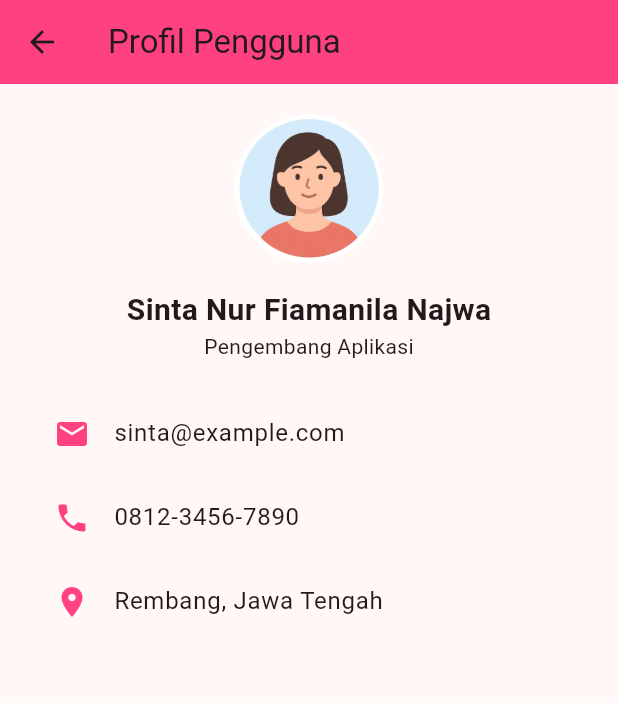
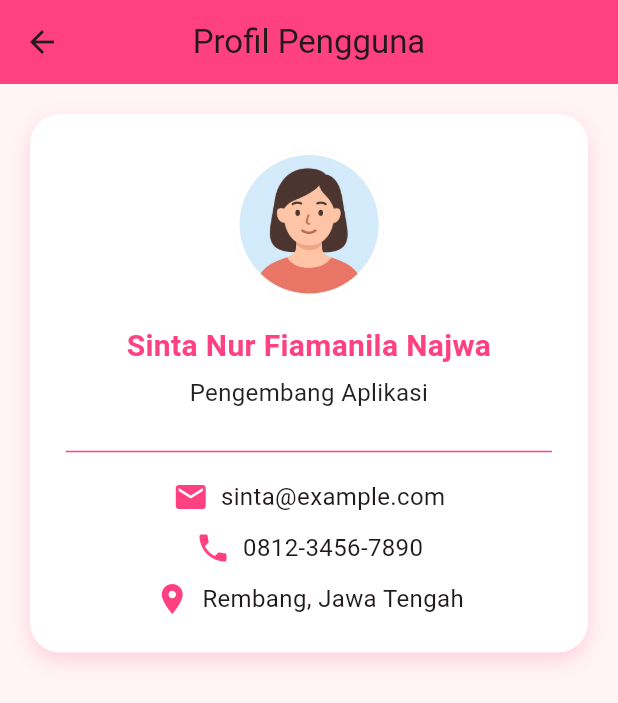
Before and after one commit to Sinta1504/UTS-MobileProgamming-23670111, a Flutter app: the DashboardPage screen opened by its route, after a tap on "Profil", on a phone screen of 412 x 824 dp. Shown: the top 703 px of the screen. Run offline on Flutter 3.47's test engine with Material 3 defaults, Android fonts, the phone set to English and light mode, and no system bars.

Commit message:
Update sintul profil page and everything else

```diff
--- a/lib/pages/dashboard_page.dart
+++ b/lib/pages/dashboard_page.dart
@@ -9,15 +9,22 @@ class DashboardPage extends StatelessWidget {
       appBar: AppBar(
         backgroundColor: Colors.pinkAccent,
         title: const Text('Dashboard'),
-        actions: const [Padding(padding: EdgeInsets.only(right: 16), child: Icon(Icons.notifications))],
+        actions: const [
+          Padding(
+            padding: EdgeInsets.only(right: 16),
+            child: Icon(Icons.notifications),
+          ),
+        ],
       ),
       body: SingleChildScrollView(
         child: Column(
           children: [
             Image.asset("images/banner.jpg"),
             const SizedBox(height: 16),
-            const Text('Selamat Datang, Sinta 🌸',
-                style: TextStyle(fontSize: 22, fontWeight: FontWeight.bold)),
+            const Text(
+              'Selamat Datang, Sinta Florist 🌸',
+              style: TextStyle(fontSize: 22, fontWeight: FontWeight.bold),
+            ),
             const SizedBox(height: 16),
             GridView.count(
               crossAxisCount: 3,
@@ -25,7 +32,12 @@ class DashboardPage extends StatelessWidget {
               physics: const NeverScrollableScrollPhysics(),
               children: [
                 _menuItem(context, Icons.person, 'Profil', '/profile'),
-                _menuItem(context, Icons.local_florist, 'Daftar Bunga', '/daftar_bunga'),
+                _menuItem(
+                  context,
+                  Icons.local_florist,
+                  'Daftar Bunga',
+                  '/daftar_bunga',
+                ),
                 _menuItem(context, Icons.store, 'Profil Toko', '/profil_toko'),
               ],
             ),
@@ -35,7 +47,12 @@ class DashboardPage extends StatelessWidget {
     );
   }
 
-  Widget _menuItem(BuildContext context, IconData icon, String title, String route) {
+  Widget _menuItem(
+    BuildContext context,
+    IconData icon,
+    String title,
+    String route,
+  ) {
     return InkWell(
       onTap: () => Navigator.pushNamed(context, route),
       child: Column(
--- a/lib/pages/profile_page.dart
+++ b/lib/pages/profile_page.dart
@@ -6,38 +6,95 @@ class ProfilePage extends StatelessWidget {
   @override
   Widget build(BuildContext context) {
     return Scaffold(
+      backgroundColor: const Color(0xFFFFF4F6), // Warna lembut pink muda
       appBar: AppBar(
         backgroundColor: Colors.pinkAccent,
         title: const Text('Profil Pengguna'),
+        centerTitle: true,
       ),
-      body: Padding(
+      body: SingleChildScrollView(
+        child: Padding(
           padding: const EdgeInsets.all(20),
+          child: Center(
+            child: Container(
+              width: double.infinity, // biar kontainer memenuhi layar
+              padding: const EdgeInsets.all(24),
+              decoration: BoxDecoration(
+                color: Colors.white,
+                borderRadius: BorderRadius.circular(20),
+                boxShadow: [
+                  BoxShadow(
+                    color: Colors.pinkAccent.withOpacity(0.2),
+                    blurRadius: 10,
+                    offset: const Offset(0, 5),
+                  ),
+                ],
+              ),
               child: Column(
-          children: [
-            const CircleAvatar(
+                crossAxisAlignment: CrossAxisAlignment.center,
+                children: const [
+                  CircleAvatar(
                     radius: 50,
                     backgroundImage: AssetImage('images/avatar.jpg'),
                   ),
-            const SizedBox(height: 16),
-            const Text(
+                  SizedBox(height: 16),
+                  Text(
                     'Sinta Nur Fiamanila Najwa',
-              style: TextStyle(fontSize: 20, fontWeight: FontWeight.bold),
+                    style: TextStyle(
+                      fontSize: 20,
+                      fontWeight: FontWeight.bold,
+                      color: Colors.pinkAccent,
                     ),
-            const Text('Pengembang Aplikasi'),
-            const SizedBox(height: 20),
-            ListTile(
-              leading: const Icon(Icons.email, color: Colors.pinkAccent),
-              title: const Text('sinta@example.com'),
+                    textAlign: TextAlign.center,
                   ),
-            ListTile(
-              leading: const Icon(Icons.phone, color: Colors.pinkAccent),
-              title: const Text('0812-3456-7890'),
+                  SizedBox(height: 5),
+                  Text(
+                    'Pengembang Aplikasi',
+                    style: TextStyle(fontSize: 16, color: Colors.black87),
+                    textAlign: TextAlign.center,
                   ),
-            ListTile(
-              leading: const Icon(Icons.location_on, color: Colors.pinkAccent),
-              title: const Text('Rembang, Jawa Tengah'),
+                  SizedBox(height: 20),
+                  Divider(thickness: 1, color: Colors.pinkAccent),
+                  SizedBox(height: 10),
+
+                  // Email
+                  Row(
+                    mainAxisAlignment: MainAxisAlignment.center,
+                    children: [
+                      Icon(Icons.email, color: Colors.pinkAccent),
+                      SizedBox(width: 8),
+                      Text('sinta@example.com', style: TextStyle(fontSize: 16)),
+                    ],
+                  ),
+                  SizedBox(height: 10),
+
+                  // Telepon
+                  Row(
+                    mainAxisAlignment: MainAxisAlignment.center,
+                    children: [
+                      Icon(Icons.phone, color: Colors.pinkAccent),
+                      SizedBox(width: 8),
+                      Text('0812-3456-7890', style: TextStyle(fontSize: 16)),
+                    ],
+                  ),
+                  SizedBox(height: 10),
+
+                  // Lokasi
+                  Row(
+                    mainAxisAlignment: MainAxisAlignment.center,
+                    children: [
+                      Icon(Icons.location_on, color: Colors.pinkAccent),
+                      SizedBox(width: 8),
+                      Text(
+                        'Rembang, Jawa Tengah',
+                        style: TextStyle(fontSize: 16),
                       ),
                     ],
+                  ),
+                ],
+              ),
+            ),
+          ),
         ),
       ),
     );
```
Also changed, not shown: lib/pages/profil_toko.dart (+64 -13 lines). Lines whose indentation alone changed are shown as unchanged.
